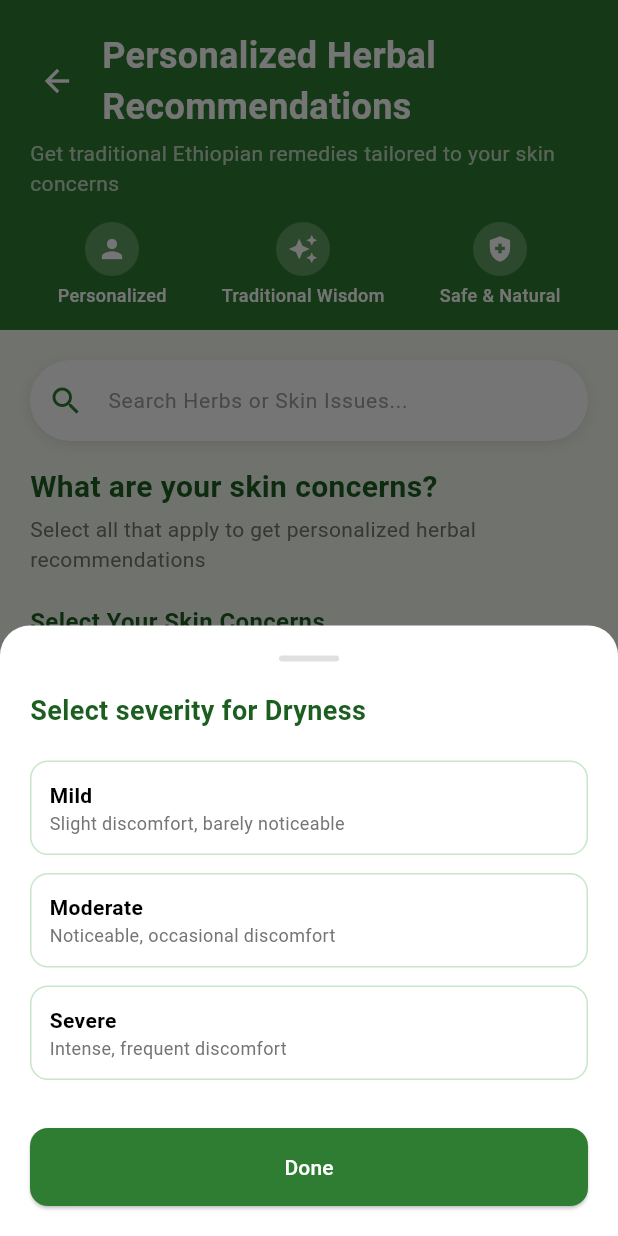
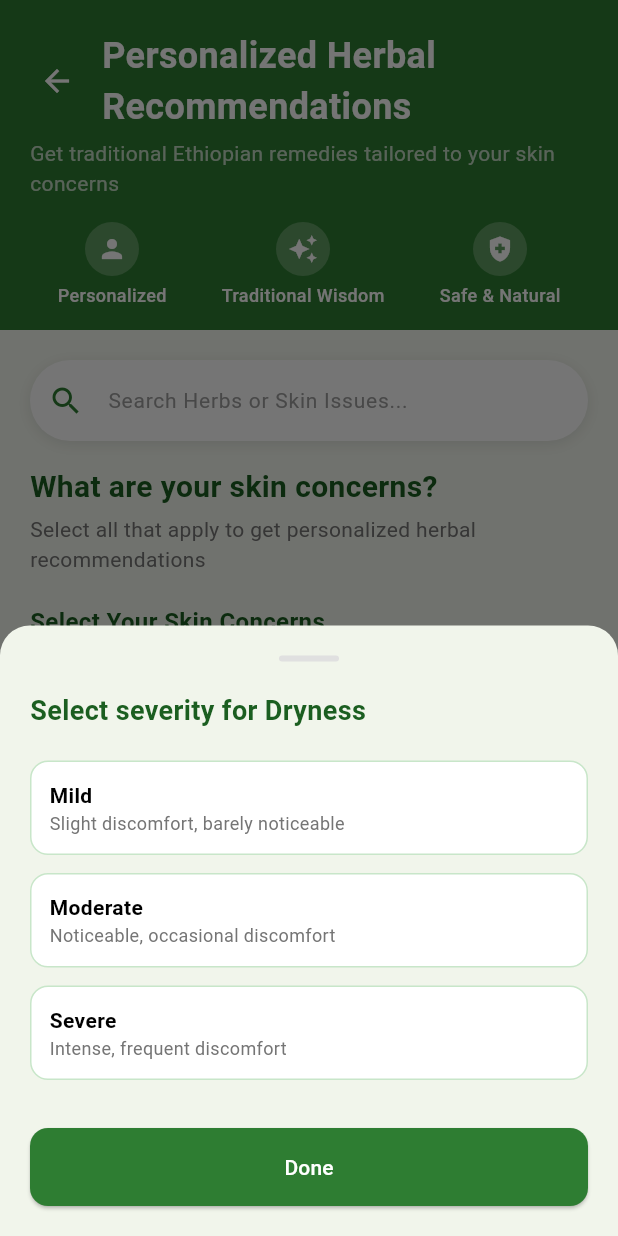
Before and after one commit to daadereje/HerbiSense, a Flutter app: the RecommendationsScreen screen opened by its route, after a tap on "Dryness", on a phone screen of 412 x 824 dp. Run offline on Flutter 3.47's test engine with Material 3 defaults, Android fonts, the phone set to English and light mode, and no system bars; our stand-ins replace flutter_riverpod, go_router, google_fonts.

Commit message:
resolving status problem

```diff
--- a/lib/core/theme/app_theme.dart
+++ b/lib/core/theme/app_theme.dart
@@ -4,11 +4,10 @@ import '../constants/colors.dart';
 
 class AppTheme {
   static ThemeData lightTheme = ThemeData(
-    primarySwatch: Colors.green,
-    primaryColor: AppColors.primaryGreen,
     fontFamily: GoogleFonts.roboto().fontFamily,
     useMaterial3: true,
-    colorScheme: const ColorScheme.light(
+    colorScheme: ColorScheme.fromSeed(
+      seedColor: AppColors.primaryGreen,
       primary: AppColors.primaryGreen,
       secondary: AppColors.secondaryGreen,
       surface: AppColors.white,
@@ -32,7 +31,7 @@ class AppTheme {
         ),
       ),
     ),
-    cardTheme: CardThemeData(
+    cardTheme: CardTheme(
       elevation: 0,
       shape: RoundedRectangleBorder(
         borderRadius: BorderRadius.circular(16),
```
